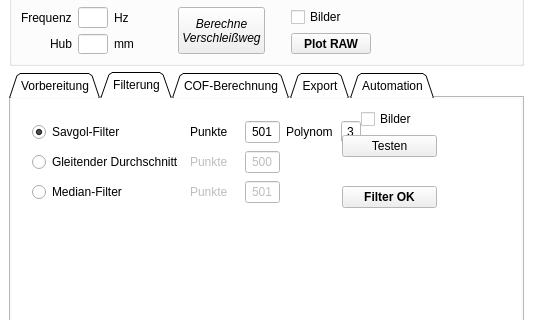
This is umt_work_tab.ui in lhalb/UMT-Analysis as Qt 5 draws it before an edit; both pictures show x 0 to 533 and y 112 to 432 of the 533 by 610 pixel window. The edited form follows.
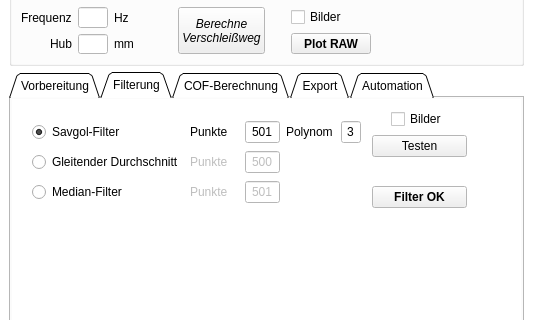
This is the edited form. The open tabs and pages were chosen to show the change.

The edit to the form file:
```diff
--- a/umt_work_tab.ui
+++ b/umt_work_tab.ui
@@ -1095,8 +1095,8 @@
             <rect>
              <x>0</x>
              <y>0</y>
-             <width>503</width>
-             <height>311</height>
+             <width>507</width>
+             <height>342</height>
             </rect>
            </property>
            <widget class="QWidget" name="layoutWidget">
@@ -1287,7 +1287,7 @@
            <widget class="QWidget" name="layoutWidget">
             <property name="geometry">
              <rect>
-              <x>330</x>
+              <x>360</x>
               <y>10</y>
               <width>95</width>
               <height>99</height>
```
Left out of the diff: 18 changed lines with no effect on the pictures.
